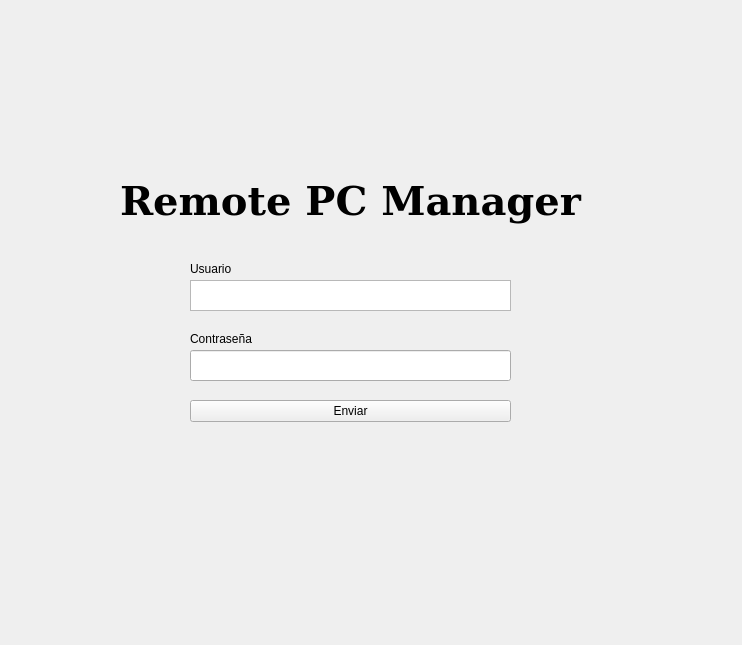
ScidaP/gpu-remote-access, file form.ui: the form before one commit.
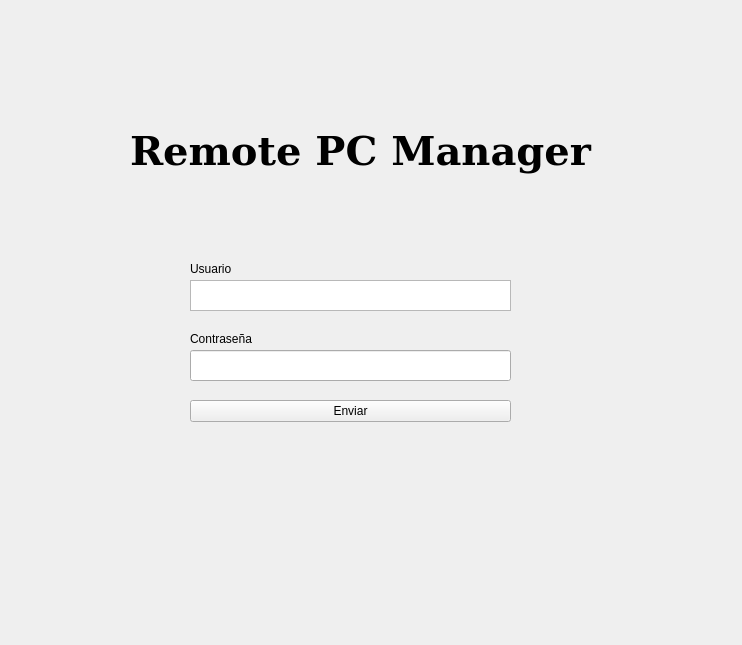
The form after the commit.

Diff of the .ui file:
```diff
--- a/form.ui
+++ b/form.ui
@@ -80,8 +80,8 @@
   <widget class="QLabel" name="label_3">
    <property name="geometry">
     <rect>
-     <x>120</x>
-     <y>140</y>
+     <x>130</x>
+     <y>90</y>
      <width>521</width>
      <height>121</height>
     </rect>
```
